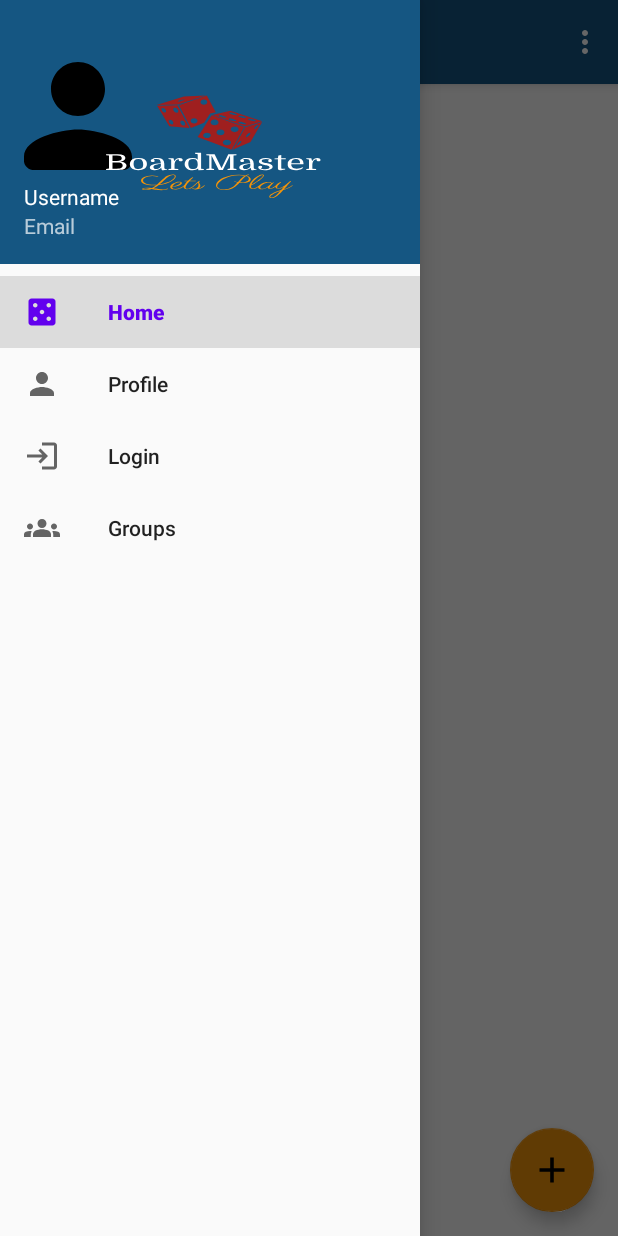
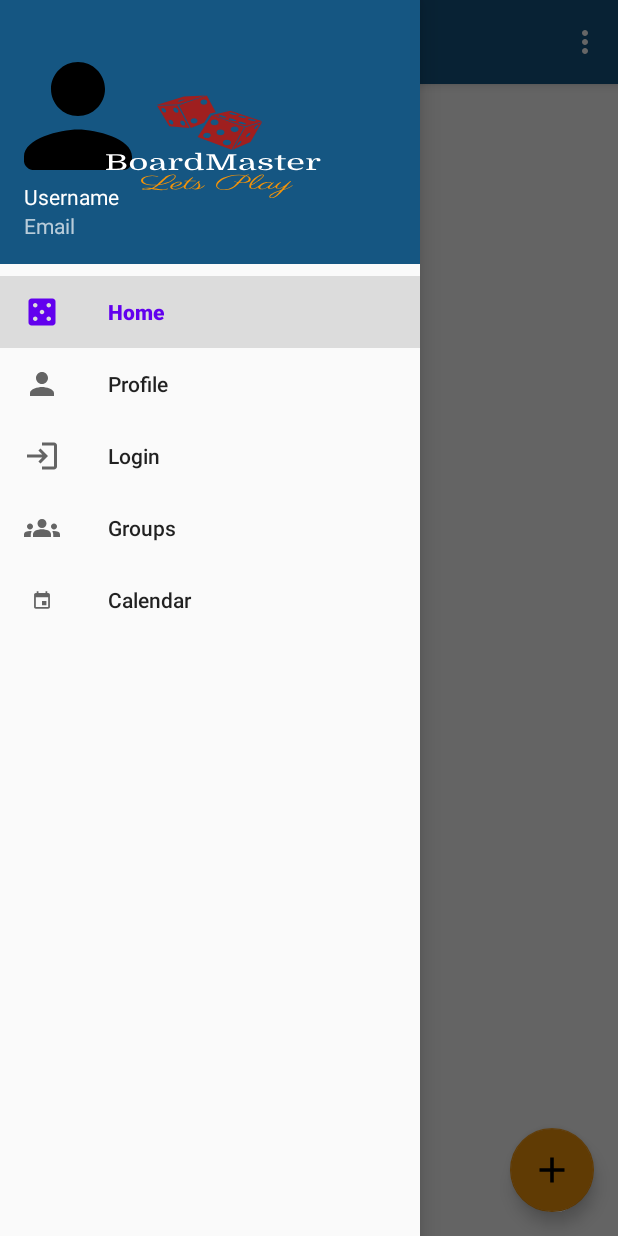
Before and after one commit to sankee205/BoardMaster, an Android app: the screen it shows after launch (MainActivity), with the side drawer open, on a phone screen of 412 x 824 dp. Run offline under Robolectric (Android 15) with nearby library versions, the phone set to English and light mode, and no system bars; our stand-ins replace Firebase (no records; nobody signed in at launch, a user with empty details on screens opened directly), navigation-ui.

Commit message:
fixed bugs

```diff
--- a/app/build.gradle
+++ b/app/build.gradle
@@ -62,4 +62,6 @@ dependencies {
 
     implementation 'com.squareup.picasso:picasso:2.71828'
 
+    compile 'com.github.sundeepk:compact-calendar-view:3.0.0'
+
 }
--- a/app/src/main/res/menu/activity_main_drawer.xml
+++ b/app/src/main/res/menu/activity_main_drawer.xml
@@ -20,5 +20,9 @@
             android:id="@+id/nav_groups"
             android:icon="@drawable/icon_group_foreground"
             android:title="@string/menu_groups" />
+        <item
+            android:id="@+id/nav_calendar"
+            android:icon="@drawable/icon_calender_foreground"
+            android:title="@string/menu_calendar" />
     </group>
 </menu>
--- a/app/src/main/res/navigation/mobile_navigation.xml
+++ b/app/src/main/res/navigation/mobile_navigation.xml
@@ -27,5 +27,10 @@
         android:name="com.example.boardmaster.ui.login.LoginFragment"
         android:label="@string/menu_login"
         tools:layout="@layout/fragment_login" />
+    <fragment
+        android:id="@+id/nav_calendar"
+        android:name="com.example.boardmaster.ui.calender.CalendarFragment"
+        android:label="@string/menu_calendar"
+        tools:layout="@layout/fragment_calendar" />
 
 </navigation>
--- a/app/src/main/res/values/strings.xml
+++ b/app/src/main/res/values/strings.xml
@@ -12,6 +12,7 @@
     <string name="menu_groups">Groups</string>
     <string name="menu_login">Login</string>
     <string name="menu_register">Register</string>
+    <string name="menu_calendar">Calendar</string>
 
     <string name="firstname">Firstname</string>
     <string name="lastname">Lastname</string>
```
